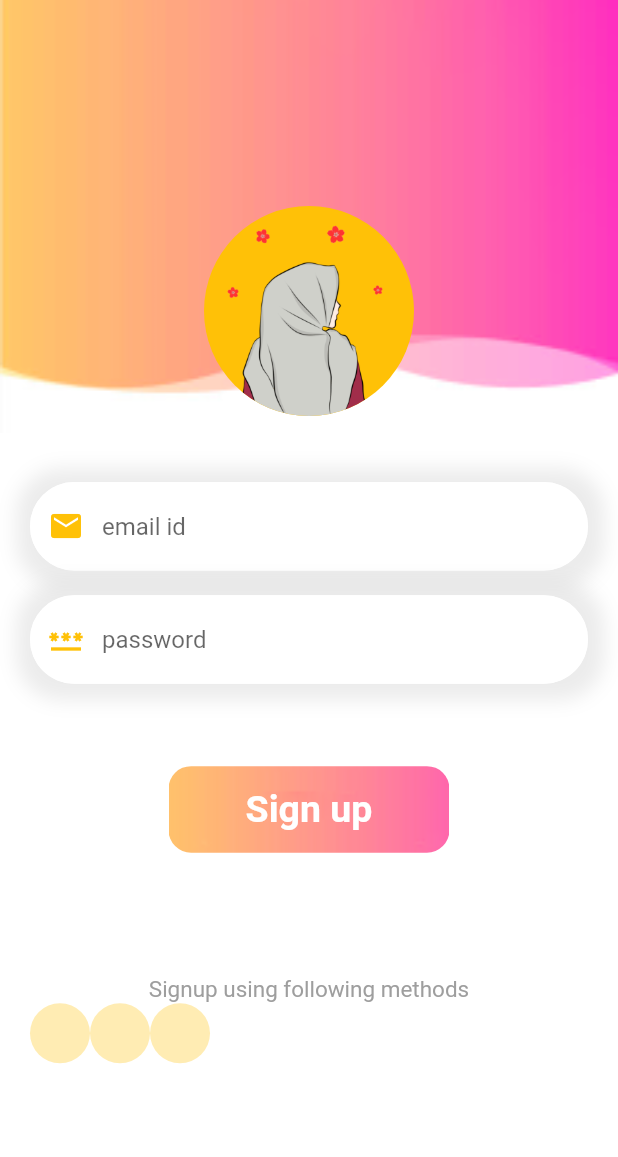
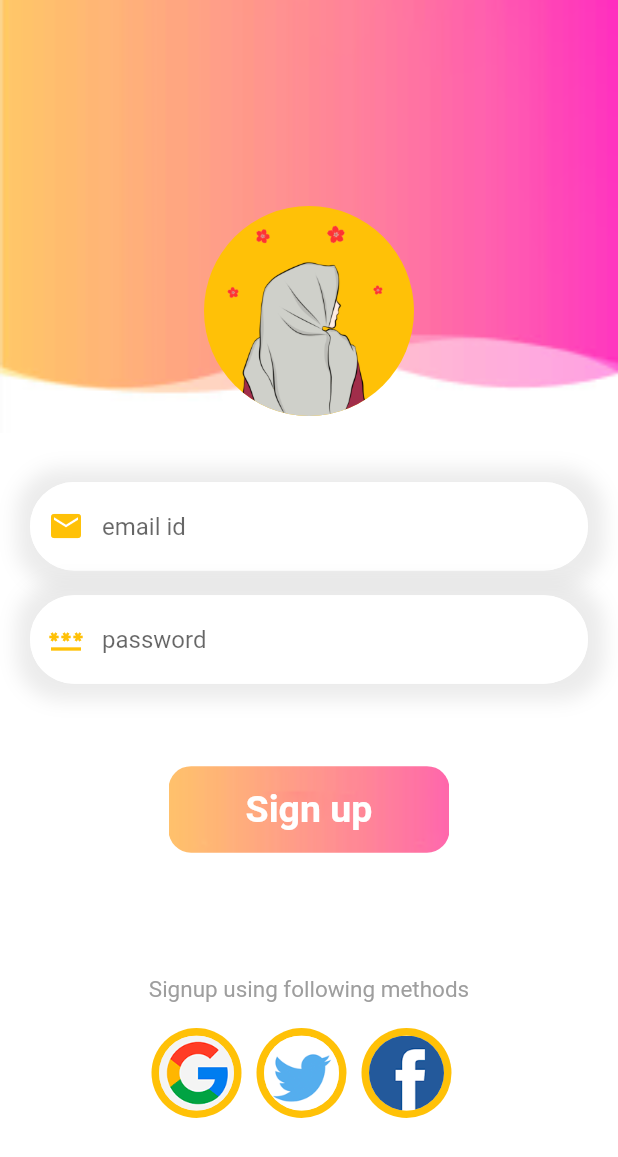
Before and after one commit to kaibalyajena/FLUTTER-FIREBASE-LOGIN, a Flutter app: the screen it shows after launch, on a phone screen of 412 x 824 dp. Shown: the top 1157 px of the screen. Run offline on Flutter 3.47's test engine with Material 2 defaults, Android fonts, the phone set to English and light mode, and no system bars.

Commit message:
sign up page done

```diff
--- a/lib/signup_page.dart
+++ b/lib/signup_page.dart
@@ -2,11 +2,11 @@ import 'package:flutter/material.dart';
 
 class SignUpPage extends StatelessWidget {
   const SignUpPage({Key? key}) : super(key: key);
-
   @override
   Widget build(BuildContext context) {
     double w = MediaQuery.of(context).size.width;
     double h = MediaQuery.of(context).size.height;
+    List images = ["g.png", "t.png", "f.png"];
     return Scaffold(
       backgroundColor: Colors.white,
       body: Column(children: [
@@ -134,10 +134,25 @@ class SignUpPage extends StatelessWidget {
                   ),
                 ),
               ),
-              Wrap(
-                children: List<Widget>.generate(3, (index) {
-                  return CircleAvatar();
-                }),
+              SizedBox(
+                height: h / 50,
+              ),
+              Center(
+                child: Wrap(
+                  children: List<Widget>.generate(3, (index) {
+                    return Container(
+                      margin: EdgeInsets.only(right: 10),
+                      child: CircleAvatar(
+                        radius: 30,
+                        backgroundColor: Colors.amber,
+                        child: CircleAvatar(
+                          radius: 25,
+                          backgroundImage: AssetImage("img/" + images[index]),
+                        ),
+                      ),
+                    );
+                  }),
+                ),
               )
             ],
           ),
```
